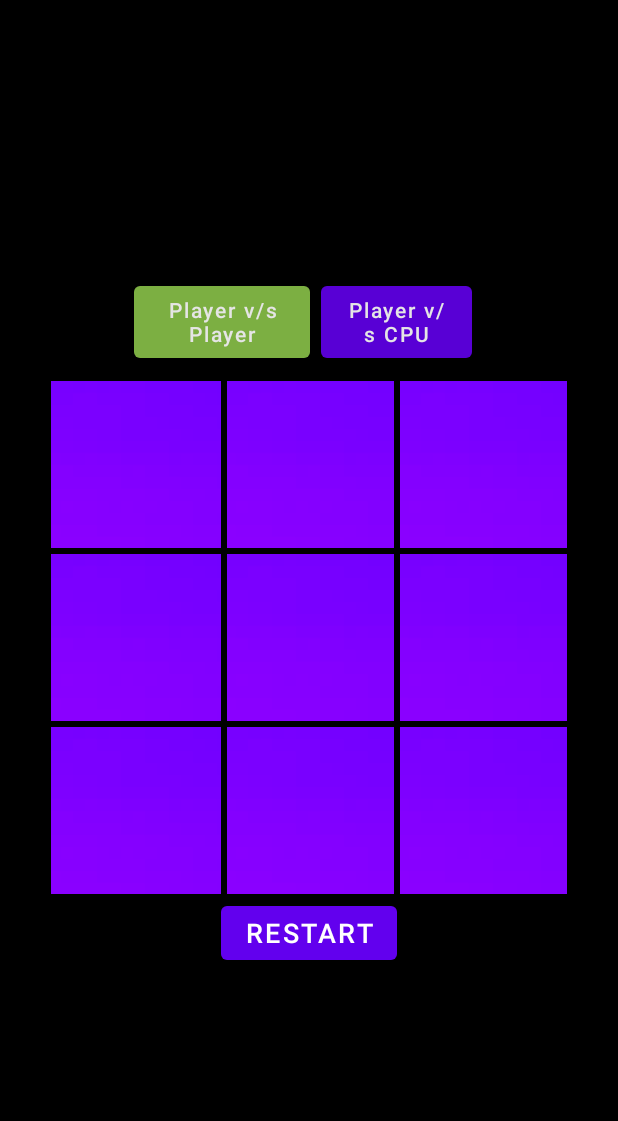
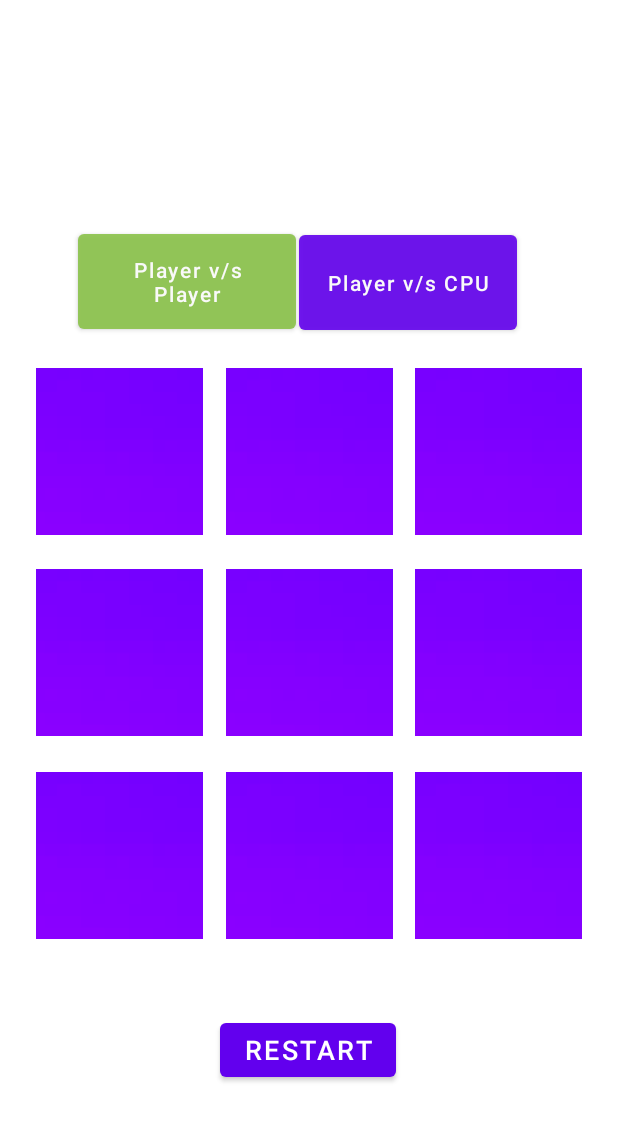
Before and after one commit to edamour1/Tic_Tac_Boom, an Android app: the screen it shows after launch (MainActivity), on a phone screen of 412 x 824 dp. Shown: the top 1121 px of the screen. Run offline under Robolectric (Android 15) with nearby library versions, the phone set to English and light mode, and no system bars.

Commit message:
Changed table layout to constraint layout.

```diff
--- a/app/src/main/java/com/example/tictacboom/MainActivity.kt
+++ b/app/src/main/java/com/example/tictacboom/MainActivity.kt
@@ -1,7 +1,9 @@
 package com.example.tictacboom
 
 import android.graphics.Color
+import android.graphics.drawable.AnimationDrawable
 import android.os.Bundle
+import android.os.Handler
 import com.google.android.material.snackbar.Snackbar
 import androidx.appcompat.app.AppCompatActivity
 import android.view.Menu
@@ -28,6 +30,9 @@ class MainActivity : AppCompatActivity() {
     var bomb: Int = 1
     val cpu = Cpu()
 
+    var animationDrawable_1 = AnimationDrawable()
+    var animationDrawable_2 = AnimationDrawable()
+
     override fun onCreate(savedInstanceState: Bundle?) {
         super.onCreate(savedInstanceState)
         setContentView(R.layout.activity_main)
@@ -36,7 +41,9 @@ class MainActivity : AppCompatActivity() {
 
     private fun inflate() {
         player_1.src = R.drawable.neon_blue_x
+        player_1.srcSetAnimation = R.drawable.x_animation
         player_2.src = R.drawable.neon_red_o
+        player_2.srcSetAnimation = R.drawable.heart_animation
     }
 
     fun restartGame(view: View)
@@ -69,6 +76,7 @@ class MainActivity : AppCompatActivity() {
         PVP.setBackgroundColor(Color.CYAN)
         PVC.setBackgroundColor(android.R.drawable.btn_default)
     }
+
     fun buttonClick(view: View)
     {
         val buSelected: ImageButton = view as ImageButton
@@ -438,4 +446,12 @@ class MainActivity : AppCompatActivity() {
 
     }//end of "boardBuilder" function
 
+}fun AnimationDrawable.onAnimationFinished(block: () -> Unit) {
+    var duration: Long = 0
+    for (i in 0..numberOfFrames) {
+        duration += getDuration(i)
+    }
+    Handler().postDelayed({
+        block()
+    }, duration + 200)
 }
--- a/app/src/main/java/com/example/tictacboom/Player.kt
+++ b/app/src/main/java/com/example/tictacboom/Player.kt
@@ -3,4 +3,5 @@ package com.example.tictacboom
 class Player {
     var moves = ArrayList<Int>()
     var src = 0
+    var srcSetAnimation = 0
 }
--- a/app/src/main/res/layout/activity_main.xml
+++ b/app/src/main/res/layout/activity_main.xml
@@ -1,44 +1,44 @@
 <?xml version="1.0" encoding="utf-8"?>
-<TableLayout xmlns:android="http://schemas.android.com/apk/res/android"
+<androidx.constraintlayout.widget.ConstraintLayout xmlns:android="http://schemas.android.com/apk/res/android"
     xmlns:app="http://schemas.android.com/apk/res-auto"
     xmlns:tools="http://schemas.android.com/tools"
     android:layout_width="match_parent"
     android:layout_height="match_parent"
-    android:background="	#000000"
-    android:gravity="center_vertical"
-    android:visibility="visible"
+    app:layout_behavior="@string/appbar_scrolling_view_behavior"
     tools:context="com.example.tictacboom.MainActivity">
 
-    <TableRow
-        android:layout_width="match_parent"
-        android:layout_height="match_parent"
-        android:gravity="center">
 
     <Button
         android:id="@+id/PVP"
-            android:layout_width="35dp"
-            android:layout_height="60dp"
+        android:layout_width="145dp"
+        android:layout_height="75dp"
         android:alpha="0.9"
         android:onClick="PlayerChoose"
         android:text="Player v/s Player"
         android:textAllCaps="false"
-            app:backgroundTint="#8BC34A" />
+        app:backgroundTint="#8BC34A"
+        app:layout_constraintBottom_toBottomOf="parent"
+        app:layout_constraintEnd_toEndOf="parent"
+        app:layout_constraintHorizontal_bias="0.195"
+        app:layout_constraintStart_toStartOf="parent"
+        app:layout_constraintTop_toTopOf="parent"
+        app:layout_constraintVertical_bias="0.200" />
 
     <Button
         android:id="@+id/PVC"
-            android:layout_width="35dp"
-            android:layout_height="60dp"
+        android:layout_width="145dp"
+        android:layout_height="75dp"
         android:layout_margin="7sp"
         android:alpha="0.9"
         android:onClick="PlayerChoose"
         android:text="Player v/s CPU"
-            android:textAllCaps="false" />
-    </TableRow>
-
-    <TableRow
-        android:layout_width="match_parent"
-        android:layout_height="match_parent"
-        android:gravity="center">
+        android:textAllCaps="false"
+        app:layout_constraintBottom_toBottomOf="parent"
+        app:layout_constraintEnd_toEndOf="parent"
+        app:layout_constraintHorizontal_bias="0.763"
+        app:layout_constraintStart_toStartOf="parent"
+        app:layout_constraintTop_toTopOf="parent"
+        app:layout_constraintVertical_bias="0.195" />
 
     <ImageButton
         android:id="@+id/button1"
@@ -46,7 +46,13 @@
         android:layout_height="50pt"
         android:layout_margin="2dp"
         android:onClick="buttonClick"
-            android:src="@drawable/deafualt_button" />
+        android:src="@drawable/deafualt_button"
+        app:layout_constraintBottom_toBottomOf="parent"
+        app:layout_constraintEnd_toEndOf="parent"
+        app:layout_constraintHorizontal_bias="0.074"
+        app:layout_constraintStart_toStartOf="parent"
+        app:layout_constraintTop_toTopOf="parent"
+        app:layout_constraintVertical_bias="0.343" />
 
     <ImageButton
         android:id="@+id/button2"
@@ -54,7 +60,12 @@
         android:layout_height="50pt"
         android:layout_margin="2dp"
         android:onClick="buttonClick"
-            android:src="@drawable/deafualt_button" />
+        android:src="@drawable/deafualt_button"
+        app:layout_constraintBottom_toBottomOf="parent"
+        app:layout_constraintEnd_toEndOf="parent"
+        app:layout_constraintStart_toStartOf="parent"
+        app:layout_constraintTop_toTopOf="parent"
+        app:layout_constraintVertical_bias="0.343" />
 
     <ImageButton
         android:id="@+id/button3"
@@ -62,13 +73,13 @@
         android:layout_height="50pt"
         android:layout_margin="2dp"
         android:onClick="buttonClick"
-            android:src="@drawable/deafualt_button" />
-    </TableRow>
-
-    <TableRow
-        android:layout_width="match_parent"
-        android:layout_height="match_parent"
-        android:gravity="center">
+        android:src="@drawable/deafualt_button"
+        app:layout_constraintBottom_toBottomOf="parent"
+        app:layout_constraintEnd_toEndOf="parent"
+        app:layout_constraintHorizontal_bias="0.925"
+        app:layout_constraintStart_toStartOf="parent"
+        app:layout_constraintTop_toTopOf="parent"
+        app:layout_constraintVertical_bias="0.343" />
 
     <ImageButton
         android:id="@+id/button4"
@@ -76,7 +87,13 @@
         android:layout_height="50pt"
         android:layout_margin="2dp"
         android:onClick="buttonClick"
-            android:src="@drawable/deafualt_button" />
+        android:src="@drawable/deafualt_button"
+        app:layout_constraintBottom_toBottomOf="parent"
+        app:layout_constraintEnd_toEndOf="parent"
+        app:layout_constraintHorizontal_bias="0.074"
+        app:layout_constraintStart_toStartOf="parent"
+        app:layout_constraintTop_toTopOf="parent"
+        app:layout_constraintVertical_bias="0.532" />
 
     <ImageButton
         android:id="@+id/button5"
@@ -84,7 +101,12 @@
         android:layout_height="50pt"
         android:layout_margin="2dp"
         android:onClick="buttonClick"
-            android:src="@drawable/deafualt_button" />
+        android:src="@drawable/deafualt_button"
+        app:layout_constraintBottom_toBottomOf="parent"
+        app:layout_constraintEnd_toEndOf="parent"
+        app:layout_constraintStart_toStartOf="parent"
+        app:layout_constraintTop_toTopOf="parent"
+        app:layout_constraintVertical_bias="0.532" />
 
     <ImageButton
         android:id="@+id/button6"
@@ -92,13 +114,13 @@
         android:layout_height="50pt"
         android:layout_margin="2dp"
         android:onClick="buttonClick"
-            android:src="@drawable/deafualt_button" />
-    </TableRow>
-
-    <TableRow
-        android:layout_width="match_parent"
-        android:layout_height="match_parent"
-        android:gravity="center">
+        android:src="@drawable/deafualt_button"
+        app:layout_constraintBottom_toBottomOf="parent"
+        app:layout_constraintEnd_toEndOf="parent"
+        app:layout_constraintHorizontal_bias="0.925"
+        app:layout_constraintStart_toStartOf="parent"
+        app:layout_constraintTop_toTopOf="parent"
+        app:layout_constraintVertical_bias="0.532" />
 
     <ImageButton
         android:id="@+id/button7"
@@ -106,7 +128,13 @@
         android:layout_height="50pt"
         android:layout_margin="2dp"
         android:onClick="buttonClick"
-            android:src="@drawable/deafualt_button" />
+        android:src="@drawable/deafualt_button"
+        app:layout_constraintBottom_toBottomOf="parent"
+        app:layout_constraintEnd_toEndOf="parent"
+        app:layout_constraintHorizontal_bias="0.074"
+        app:layout_constraintStart_toStartOf="parent"
+        app:layout_constraintTop_toTopOf="parent"
+        app:layout_constraintVertical_bias="0.723" />
 
     <ImageButton
         android:id="@+id/button8"
@@ -114,7 +142,13 @@
         android:layout_height="50pt"
         android:layout_margin="2dp"
         android:onClick="buttonClick"
-            android:src="@drawable/deafualt_button" />
+        android:src="@drawable/deafualt_button"
+        app:layout_constraintBottom_toBottomOf="parent"
+        app:layout_constraintEnd_toEndOf="parent"
+        app:layout_constraintHorizontal_bias="0.5"
+        app:layout_constraintStart_toStartOf="parent"
+        app:layout_constraintTop_toTopOf="parent"
+        app:layout_constraintVertical_bias="0.723" />
 
     <ImageButton
         android:id="@+id/button9"
@@ -122,22 +156,35 @@
         android:layout_height="50pt"
         android:layout_margin="2dp"
         android:onClick="buttonClick"
-            android:src="@drawable/deafualt_button" />
-    </TableRow>
-
-    <TableRow
-        android:layout_width="match_parent"
-        android:layout_height="match_parent"
-        android:gravity="center">
+        android:src="@drawable/deafualt_button"
+        app:layout_constraintBottom_toBottomOf="parent"
+        app:layout_constraintEnd_toEndOf="parent"
+        app:layout_constraintHorizontal_bias="0.925"
+        app:layout_constraintStart_toStartOf="parent"
+        app:layout_constraintTop_toTopOf="parent"
+        app:layout_constraintVertical_bias="0.723" />
 
     <Button
         android:id="@+id/bRestart"
         android:layout_width="wrap_content"
         android:layout_height="wrap_content"
+        android:layout_marginBottom="100dp"
         android:onClick="restartGame"
         android:text="Restart"
         android:textAlignment="center"
         android:textSize="18sp"
+        app:layout_constraintBottom_toBottomOf="parent"
+        app:layout_constraintEnd_toEndOf="parent"
+        app:layout_constraintHorizontal_bias="0.498"
+        app:layout_constraintStart_toStartOf="parent"
         tools:ignore="ButtonStyle" />
-    </TableRow>
-</TableLayout>
+
+    <ImageView
+        android:id="@+id/imageView"
+        android:layout_width="wrap_content"
+        android:layout_height="wrap_content"
+        tools:layout_editor_absoluteX="286dp"
+        tools:layout_editor_absoluteY="0dp"
+        tools:srcCompat="@tools:sample/avatars" />
+
+</androidx.constraintlayout.widget.ConstraintLayout>
--- a/app/src/main/res/layout/content_main.xml
+++ b/app/src/main/res/layout/content_main.xml
@@ -30,4 +30,5 @@
         app:layout_constraintRight_toRightOf="parent"
         app:layout_constraintTop_toTopOf="parent"
         />
+
 </androidx.constraintlayout.widget.ConstraintLayout>
```
Lines whose indentation alone changed are shown as unchanged.
